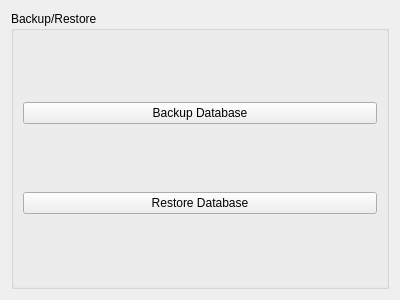
The window that Extension/MySQLTools.ui (jimtendo/QuteSQL) describes before a commit, drawn with Qt 5.
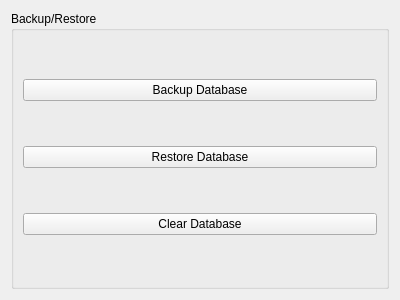
The same window after the commit.

```diff
--- a/Extension/MySQLTools.ui
+++ b/Extension/MySQLTools.ui
@@ -34,6 +34,13 @@
         </property>
        </widget>
       </item>
+      <item>
+       <widget class="QPushButton" name="clearDatabaseButton">
+        <property name="text">
+         <string>Clear Database</string>
+        </property>
+       </widget>
+      </item>
      </layout>
     </widget>
    </item>
```
